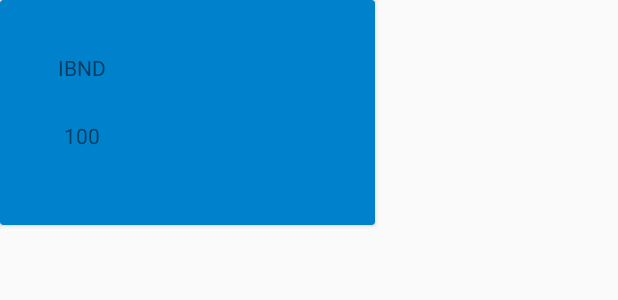
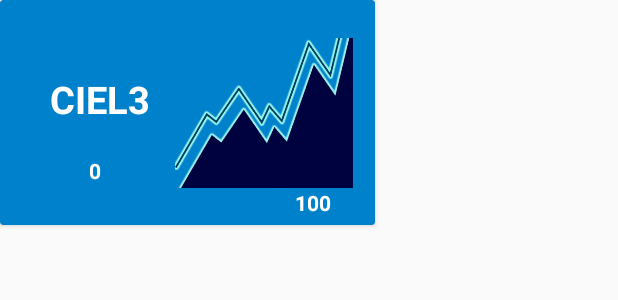
Before and after one commit to erikAntunes/ApphandUp, an Android app: the layout quote_celula.xml on its own in the app's theme, with its tools: preview values and no code run, on a phone screen of 412 x 824 dp. Shown: the top 300 px of the screen. Run offline under Robolectric (Android 15) with nearby library versions, the phone set to English and light mode, and no system bars.

Commit message:
celula pronta

```diff
--- a/app/src/main/res/layout/quote_celula.xml
+++ b/app/src/main/res/layout/quote_celula.xml
@@ -2,6 +2,7 @@
 <androidx.cardview.widget.CardView
     xmlns:android="http://schemas.android.com/apk/res/android"
     xmlns:app="http://schemas.android.com/apk/res-auto"
+    xmlns:tools="http://schemas.android.com/tools"
     android:orientation="horizontal"
     android:layout_width="250dp"
     android:layout_height="150dp"
@@ -12,16 +13,14 @@
         android:layout_height="match_parent">
 
 
-        <TextView
-            android:id="@+id/quote_nome_celula_id"
-            android:layout_width="50dp"
-            android:layout_height="30dp"
-            android:layout_marginStart="30dp"
-            android:layout_marginLeft="30dp"
-            android:layout_marginTop="30dp"
-            android:gravity="center"
-            android:text="IBND"
-            app:layout_constraintStart_toStartOf="parent"
+        <ImageView
+            android:id="@+id/imageView"
+            android:layout_width="120dp"
+            android:layout_height="100dp"
+            android:src="@drawable/grafico_mock_png"
+            app:layout_constraintBottom_toBottomOf="parent"
+            app:layout_constraintEnd_toEndOf="parent"
+            app:layout_constraintStart_toEndOf="@+id/quote_nome_celula_id"
             app:layout_constraintTop_toTopOf="parent" />
 
 
@@ -29,19 +28,50 @@
             android:id="@+id/quote_valor_celula_id"
             android:layout_width="50dp"
             android:layout_height="30dp"
-            android:layout_marginStart="30dp"
-            android:layout_marginLeft="30dp"
-            android:layout_marginTop="15dp"
             android:gravity="center"
             android:text="100"
+            android:textStyle="bold"
+            android:textColor="@color/white"
+            app:layout_constraintBottom_toBottomOf="parent"
+            app:layout_constraintEnd_toEndOf="parent"
+            app:layout_constraintHorizontal_bias="0.92"
             app:layout_constraintStart_toStartOf="parent"
-            app:layout_constraintTop_toBottomOf="@+id/quote_nome_celula_id" />
+            app:layout_constraintTop_toBottomOf="@+id/imageView"
+            app:layout_constraintVertical_bias="1.0" />
+
+        <TextView
+            android:id="@+id/quote_nome_celula_id"
+            android:layout_width="70dp"
+            android:layout_height="50dp"
+            android:layout_marginStart="32dp"
+            android:layout_marginLeft="32dp"
+            android:layout_marginTop="30dp"
+            android:gravity="center"
+            android:text="CIEL3"
+            android:textColor="@color/white"
+            android:textStyle="bold"
+            android:textSize="25sp"
+            app:layout_constraintBottom_toBottomOf="parent"
+            app:layout_constraintStart_toStartOf="parent"
+            app:layout_constraintTop_toTopOf="parent"
+            app:layout_constraintVertical_bias="0.166" />
+
+        <TextView
+            android:id="@+id/quote_oscilacao_celula_id"
+            android:layout_width="40dp"
+            android:layout_height="20dp"
+            android:gravity="center"
+            android:text="0"
+            android:textStyle="bold"
+            android:textColor="@color/white"
+            app:layout_constraintBottom_toBottomOf="parent"
+            app:layout_constraintEnd_toStartOf="@+id/imageView"
+            app:layout_constraintHorizontal_bias="0.571"
+            app:layout_constraintStart_toStartOf="parent"
+            app:layout_constraintTop_toBottomOf="@+id/quote_nome_celula_id"
+            app:layout_constraintVertical_bias="0.333" />
 
     </androidx.constraintlayout.widget.ConstraintLayout>
 
 
-
-
-
-
 </androidx.cardview.widget.CardView>
--- a/app/src/main/res/values/colors.xml
+++ b/app/src/main/res/values/colors.xml
@@ -8,5 +8,6 @@
     <color name="primaryBlue">#00b0ff</color>
     <color name="lightBlue">#69e2ff</color>
     <color name="darkBlue">#0081cb</color>
+    <color name="white">#FFFFFF</color>
 
 </resources>
```
Also changed, not shown: app/src/main/res/drawable/grafico_mock_png.png (added).
